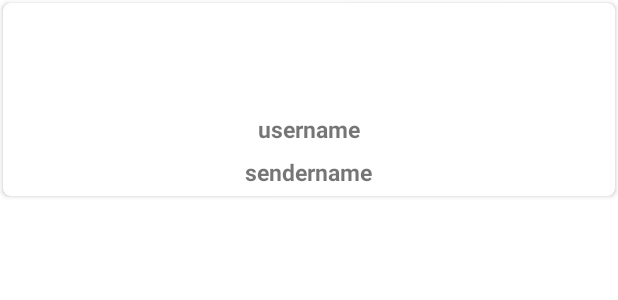
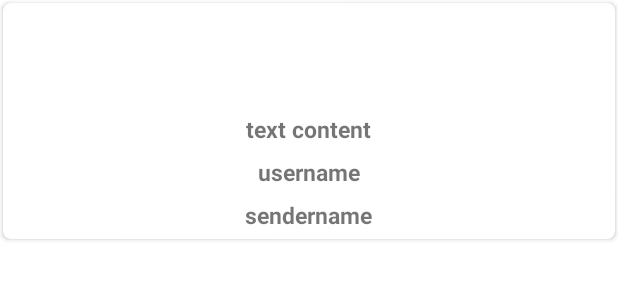
Before and after one commit to XiaohuLee/NUMAD22Sp_Team25, an Android app: the layout sticker_records_card.xml on its own in the app's theme, with its tools: preview values and no code run, on a phone screen of 412 x 824 dp. Shown: the top 300 px of the screen. Run offline under Robolectric (Android 15) with nearby library versions, the phone set to English and light mode, and no system bars.

Commit message:
A7 Xiaohu Li Update the sticker_records_card, it has text function

```diff
--- a/app/src/main/java/com/example/numad22sp_team25/StickerRecordsAdapter.java
+++ b/app/src/main/java/com/example/numad22sp_team25/StickerRecordsAdapter.java
@@ -26,6 +26,7 @@ public class StickerRecordsAdapter extends RecyclerView.Adapter<StickerRecordsHo
     @Override
     public void onBindViewHolder(StickerRecordsHolder holder, int position) {
         Sticker currentItem = stickerRecords.get(position);
+        holder.text.setText("Text: " + currentItem.text);
         holder.currentUserName.setText("From: " + currentItem.from);
         holder.senderName.setText("To: " + currentItem.to);
         holder.stickerIcon.setImageResource(currentItem.stickerId);
--- a/app/src/main/java/com/example/numad22sp_team25/StickerRecordsHolder.java
+++ b/app/src/main/java/com/example/numad22sp_team25/StickerRecordsHolder.java
@@ -9,11 +9,13 @@ import androidx.recyclerview.widget.RecyclerView;
 public class StickerRecordsHolder extends RecyclerView.ViewHolder {
     public TextView currentUserName;
     public TextView senderName;
+    public TextView text;
     public ImageView stickerIcon;
 
     public StickerRecordsHolder(View view) {
         super(view);
         currentUserName = view.findViewById(R.id.currentUsername);
+        text = view.findViewById(R.id.tvText);
         senderName = view.findViewById(R.id.sendUsername);
         stickerIcon = view.findViewById(R.id.stickerIcon);
     }
--- a/app/src/main/java/com/example/numad22sp_team25/model/Sticker.java
+++ b/app/src/main/java/com/example/numad22sp_team25/model/Sticker.java
@@ -9,13 +9,15 @@ public class Sticker {
     public String to;
     public int stickerId;
     public long timestamp;
+    public String text;
 
     public Sticker() {}
 
-    public Sticker(String from, String to, int stickerId) {
+    public Sticker(String from, String to, int stickerId, String text) {
         this.from = from;
         this.to = to;
         this.stickerId = stickerId;
+        this.text = text;
         if (Build.VERSION.SDK_INT >= Build.VERSION_CODES.O) {
             this.timestamp = Instant.now().getEpochSecond();
         }
--- a/app/src/main/java/com/example/numad22sp_team25/model/User.java
+++ b/app/src/main/java/com/example/numad22sp_team25/model/User.java
@@ -18,7 +18,7 @@ public class User {
         this.token = token;
         this.receivedHistory = new ArrayList<Sticker>();
         // Need to put a dummy, otherwise, firebase db will not record the key
-        this.receivedHistory.add(new Sticker("dummyFrom", "dummyTo", R.drawable.lol));
+        this.receivedHistory.add(new Sticker("dummyFrom", "dummyTo", R.drawable.lol, "null"));
         this.stickersSend = 0;
     }
 
--- a/app/src/main/res/layout/sticker_records_card.xml
+++ b/app/src/main/res/layout/sticker_records_card.xml
@@ -29,7 +29,7 @@
             android:id="@+id/currentUsername"
             android:layout_width="wrap_content"
             android:layout_height="wrap_content"
-            android:layout_below="@+id/stickerIcon"
+            android:layout_below="@+id/tvText"
             android:layout_centerHorizontal="true"
             android:layout_marginStart="10dp"
             android:layout_marginTop="7dp"
@@ -49,6 +49,18 @@
             android:textSize="15sp"
             android:textStyle="bold"/>
 
+        <TextView
+            android:id="@+id/tvText"
+            android:layout_width="wrap_content"
+            android:layout_height="wrap_content"
+            android:layout_below="@+id/stickerIcon"
+            android:layout_centerHorizontal="true"
+            android:layout_marginStart="10dp"
+            android:layout_marginTop="7dp"
+            android:text="text content"
+            android:textSize="15sp"
+            android:textStyle="bold"/>
+
 
     </RelativeLayout>
 
```
Also changed, not shown: app/src/main/java/com/example/numad22sp_team25/HomePageActivity.java (+9 -6 lines), app/src/main/res/layout/sticker_window.xml (+8 -0 lines).
